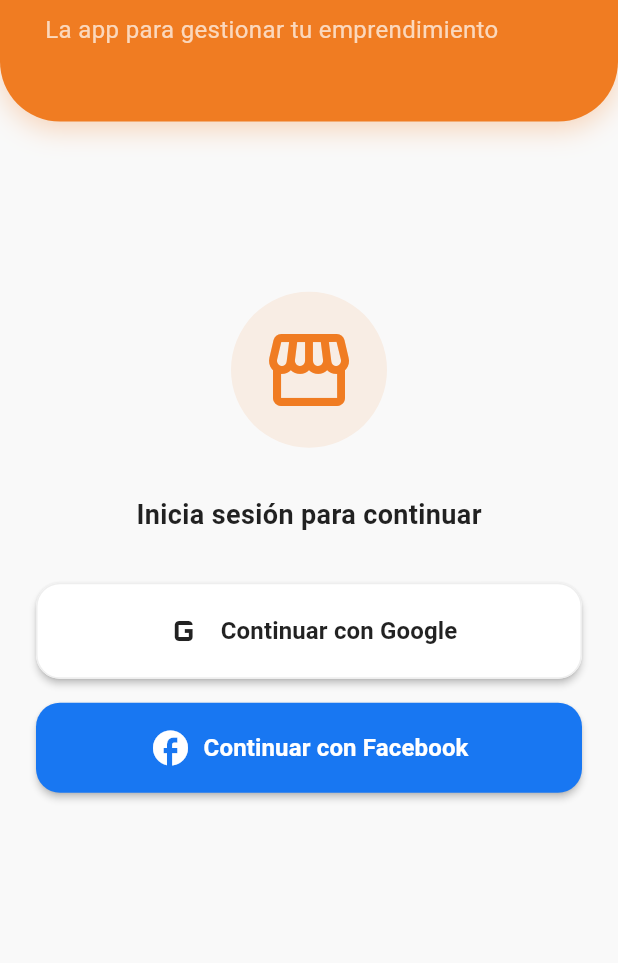
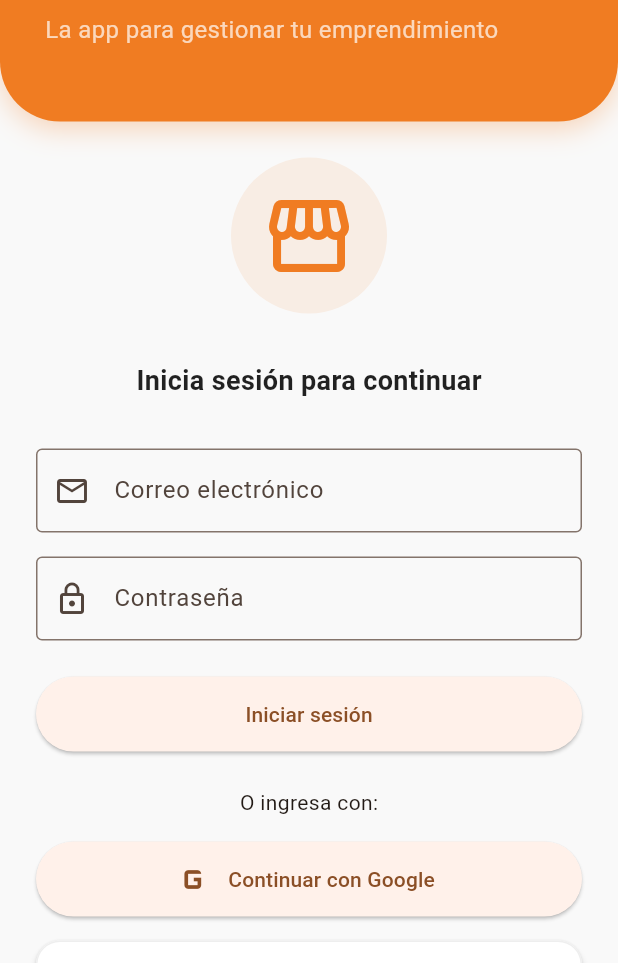
Before and after one commit to SloaneDominguez/pronto_mobile, a Flutter app: the screen it shows after launch, on a phone screen of 412 x 824 dp, the part 273-1236 px from its top. Run offline on Flutter 3.47's test engine with Material 3 defaults, Android fonts, the phone set to English and light mode, and no system bars; our stand-ins replace cloud_firestore, firebase_auth, firebase_core, google_sign_in, qr_flutter; missing offline and left inert: flutter_facebook_auth; accounts and stored records are empty; generated files the repository leaves out were written again; network calls fail.

Commit message:
feat: agregar login con correo y contraseña

```diff
--- a/lib/screens/login_screen.dart
+++ b/lib/screens/login_screen.dart
@@ -11,6 +11,8 @@ class LoginScreen extends StatefulWidget {
 }
 
 class _LoginScreenState extends State<LoginScreen> {
+  final TextEditingController emailController = TextEditingController();
+  final TextEditingController passwordController = TextEditingController();
   final _authService = AuthService();
   bool _cargando = false;
   String? _error;
@@ -35,7 +37,7 @@ class _LoginScreenState extends State<LoginScreen> {
     }
   }
 
-  Future<void> _iniciarSesionConFacebook() async {
+  /*Future<void> _iniciarSesionConFacebook() async {
     setState(() {
       _cargando = true;
       _error = null;
@@ -52,7 +54,7 @@ class _LoginScreenState extends State<LoginScreen> {
     } finally {
       if (mounted) setState(() => _cargando = false); //[cite: 3]
     }
-  }
+  }*/
 
   @override
   Widget build(BuildContext context) {
@@ -124,6 +126,60 @@ class _LoginScreenState extends State<LoginScreen> {
                             color: Colors.black87)), //[cite: 3]
                     const SizedBox(height: 32),
 
+                    // 1. Campo para Correo Electrónico
+                    TextField(
+                      controller: emailController,
+                      keyboardType: TextInputType.emailAddress,
+                      decoration: const InputDecoration(
+                        labelText: 'Correo electrónico',
+                        prefixIcon: Icon(Icons.email_outlined),
+                        border: OutlineInputBorder(),
+                      ),
+                    ),
+                    const SizedBox(height: 16),
+
+// 2. Campo para Contraseña
+                    TextField(
+                      controller: passwordController,
+                      obscureText: true, // Oculta los caracteres
+                      decoration: const InputDecoration(
+                        labelText: 'Contraseña',
+                        prefixIcon: Icon(Icons.lock_outline),
+                        border: OutlineInputBorder(),
+                      ),
+                    ),
+                    const SizedBox(height: 24),
+
+// 3. Botón clásico de Iniciar Sesión
+                    ElevatedButton(
+                      onPressed: () {
+                        // Aquí es donde agregaremos la lógica de Firebase en el siguiente paso
+                        // Por ahora solo capturamos los textos: emailController.text y passwordController.text
+                      },
+                      style: ElevatedButton.styleFrom(
+                        minimumSize:
+                            const Size(double.infinity, 50), // Botón ancho
+                      ),
+                      child: const Text('Iniciar sesión'),
+                    ),
+                    const SizedBox(height: 24),
+
+                    const Center(child: Text('O ingresa con:')),
+                    const SizedBox(height: 16),
+
+// 4. Botón de Google (Mantenemos tu lógica actual)
+                    ElevatedButton.icon(
+                      onPressed: () {
+                        // Aquí va la función que ya tenías para iniciar sesión con Google
+                      },
+                      icon: const Icon(Icons.g_mobiledata, size: 30),
+                      label: const Text('Continuar con Google'),
+                      style: ElevatedButton.styleFrom(
+                        minimumSize: const Size(double.infinity, 50),
+                      ),
+                    ),
+                    const SizedBox(height: 16),
+
                     // --- ZONA DE BOTONES / CARGA ---
                     if (_cargando)
                       const Column(
@@ -165,7 +221,7 @@ class _LoginScreenState extends State<LoginScreen> {
                       const SizedBox(height: 16),
 
                       // Botón de Facebook
-                      SizedBox(
+                      /*SizedBox(
                         width: double.infinity,
                         child: ElevatedButton.icon(
                           style: ElevatedButton.styleFrom(
@@ -185,7 +241,7 @@ class _LoginScreenState extends State<LoginScreen> {
                                   fontWeight: FontWeight.bold)), //[cite: 3]
                           onPressed: _iniciarSesionConFacebook, //[cite: 3]
                         ),
-                      ),
+                      ),*/
                     ],
 
                     // --- ZONA DE ERRORES ---
--- a/lib/services/auth_service.dart
+++ b/lib/services/auth_service.dart
@@ -34,6 +34,20 @@ class AuthService {
       await credential.user!.reload();
 
       await _guardarUsuarioEnFirestore(credential.user!, nombreEmprendimiento);
+    }
+    return _auth.currentUser;
+  }
+
+  Future<User?> iniciarSesionConEmailYPassword(
+      String email, String password) async {
+    UserCredential credential = await _auth.signInWithEmailAndPassword(
+      email: email,
+      password: password,
+    );
+
+    if (credential.user != null) {
+      await _guardarUsuarioEnFirestore(
+          credential.user!, credential.user!.displayName);
     }
     return _auth.currentUser;
   }
```
